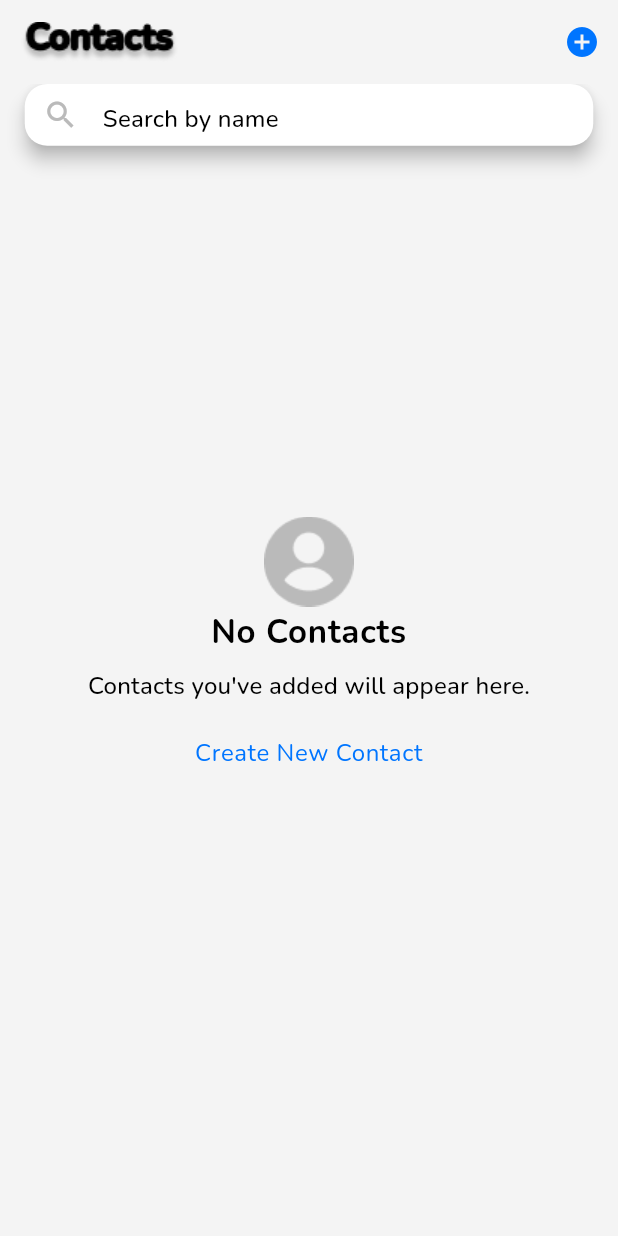
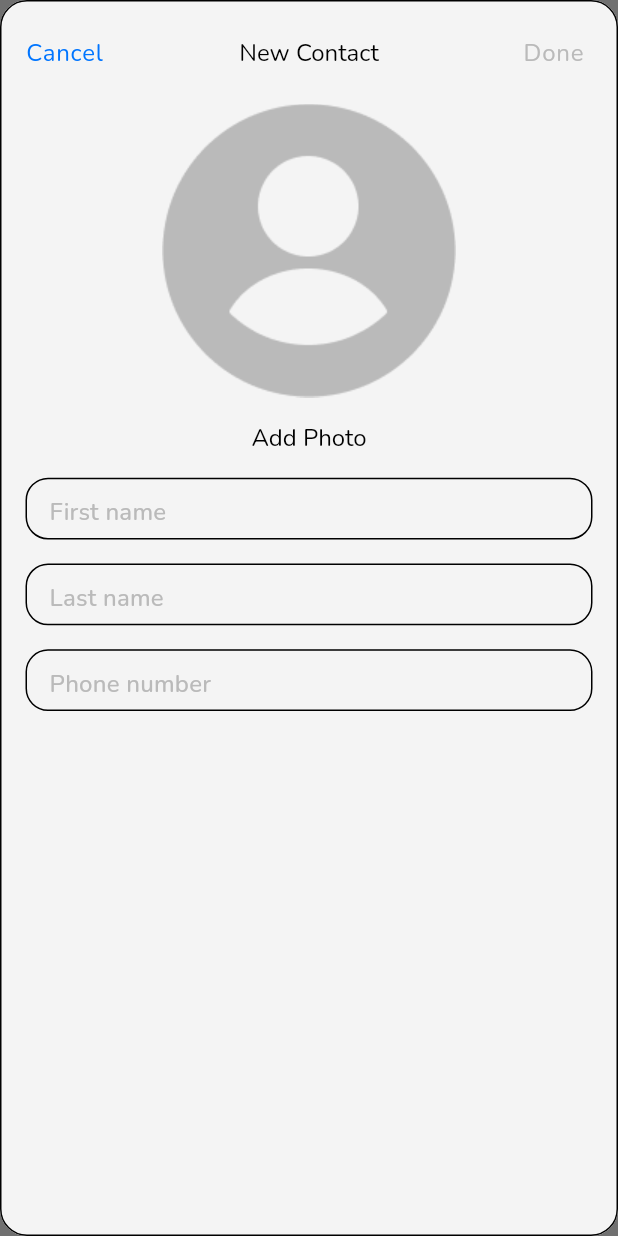
Before and after one commit to algorr/contactly, a Flutter app: the screen it shows after launch, after a tap on "Create New Contact", on a phone screen of 412 x 824 dp. Run offline on Flutter 3.47's test engine with Material 3 defaults, Android fonts, the light colour scheme and no system bars; our stand-ins replace google_fonts, image_picker.

Commit message:
home_view and add_contact UI's are completed

```diff
--- /dev/null
+++ b/lib/core/widgets/base_app_bar.dart
@@ -0,0 +1,41 @@
+import 'package:contactly/features/resources/index.dart';
+import 'package:flutter/material.dart';
+
+class BaseAppBar extends StatelessWidget implements PreferredSizeWidget {
+  final Size size;
+  final VoidCallback onPressed;
+
+  BaseAppBar({
+    Key? key,
+    required this.size,
+    required this.onPressed,
+  }) : super(key: key);
+
+  @override
+  Widget build(BuildContext context) {
+    return AppBar(
+      leadingWidth: size.width * .3,
+
+      /// Contacts Logo Image
+      leading: Padding(
+        padding: const EdgeInsets.only(left: AppPadding.p10),
+        child: Image.asset(
+          AssetsManager.imgContacts,
+        ),
+      ),
+      actions: [
+        /// Add New Contact Button
+        IconButton(
+          onPressed: onPressed,
+          icon: Icon(
+            Icons.add_circle_outlined,
+            color: ColorManager.blue,
+          ),
+        ),
+      ],
+    );
+  }
+
+  @override
+  Size get preferredSize => const Size.fromHeight(kToolbarHeight);
+}
--- a/lib/core/widgets/custom_text.dart
+++ b/lib/core/widgets/custom_text.dart
@@ -1,21 +1,15 @@
 import 'package:flutter/material.dart';
-import 'package:google_fonts/google_fonts.dart';
 
 class CustomText extends StatelessWidget {
   const CustomText({
     super.key,
     required this.text,
-    required this.color,
-    required this.fontSize,
     this.fontWeight,
     required this.style,
   });
 
   final String text;
-  final Color color;
-  final double fontSize;
   final TextStyle style;
-
   final FontWeight? fontWeight;
 
   @override
--- a/lib/core/widgets/custom_text_button.dart
+++ b/lib/core/widgets/custom_text_button.dart
@@ -5,16 +5,12 @@ class CustomTextButton extends StatelessWidget {
     super.key,
     required this.onPressed,
     required this.text,
-    required this.color,
-    required this.fontSize,
-    required this.fontWeight,
+    required this.style,
   });
 
   final VoidCallback onPressed;
   final String text;
-  final Color color;
-  final double fontSize;
-  final FontWeight fontWeight;
+  final TextStyle style;
 
   @override
   Widget build(BuildContext context) {
@@ -22,7 +18,7 @@ class CustomTextButton extends StatelessWidget {
       onPressed: onPressed,
       child: Text(
         text,
-        style: Theme.of(context).textTheme.bodySmall,
+        style: style,
         textAlign: TextAlign.center,
       ),
     );
--- a/lib/core/widgets/custom_text_form_field.dart
+++ b/lib/core/widgets/custom_text_form_field.dart
@@ -1,7 +1,8 @@
 import 'package:flutter/material.dart';
-
 import '../../features/resources/index.dart';
 
+/// The CustomTextFormField class is a custom text form field widget in Dart that allows for
+/// customization of prefix icon, hint text, label text, prefix icon color, and onChanged callback.
 class CustomTextFormField extends StatelessWidget {
   const CustomTextFormField({
     super.key,
@@ -30,7 +31,7 @@ class CustomTextFormField extends StatelessWidget {
           color: ColorManager.grey,
         ),
         hintText: AppStrings.searchBarHintText,
-        hintStyle: Theme.of(context).textTheme.titleMedium,
+        hintStyle: Theme.of(context).textTheme.headlineSmall,
         focusedBorder: const OutlineInputBorder(borderSide: BorderSide.none),
       ),
       onChanged: onChanged,
--- a/lib/features/resources/assets_manager.dart
+++ b/lib/features/resources/assets_manager.dart
@@ -1,4 +1,8 @@
 class AssetsManager {
+  // Home Asset Consts
   static String imgContacts = 'assets/images/img_contacts.png';
   static String noContactImage = 'assets/images/img_person.png';
+
+  // Add Contact Asset Consts
+  static String bigBlankImage = 'assets/images/img_big_person.png';
 }
--- a/lib/features/resources/string_manager.dart
+++ b/lib/features/resources/string_manager.dart
@@ -4,6 +4,14 @@ class AppStrings {
   static const String noContacts = 'No Contacts';
   static const String contactAppearHere =
       "Contacts you've added will appear here.";
+  static const String createContactButtonText = 'Create New Contact';
 
-  static const String createContactButtonText = 'Create New Contact';
+  /// Create Contact Const Strings
+  static const String firstNameHintText = 'First name';
+  static const String lastNameHintText = 'Last name';
+  static const String phoneHintText = 'Phone number';
+  static const String cancelText = 'Cancel';
+  static const String newContactText = 'New Contact';
+  static const String doneText = 'Done';
+  static const String addPhotoTitle = 'Add Photo';
 }
--- a/lib/features/resources/style_manager.dart
+++ b/lib/features/resources/style_manager.dart
@@ -19,7 +19,7 @@ TextStyle getRegularTextStyle(
 
 // light style
 TextStyle getLightTextStyle(
-    {double fontSize = FontSize.s12, required Color color}) {
+    {double fontSize = FontSize.s16, required Color color}) {
   return _getTextStyle(
       fontSize, FontConsts.fontFamily, FontWeightManager.light, color);
 }
--- a/lib/features/resources/theme_manager.dart
+++ b/lib/features/resources/theme_manager.dart
@@ -74,15 +74,16 @@ ThemeData getAppTheme() {
         bodyLarge: getLargeTextStyle(
           color: ColorManager.black,
         ),
-      labelLarge:
-          getLargeTextStyle(color: ColorManager.black, fontSize: FontSize.s40),
-      labelMedium: getLargeTextStyle(
-          color: ColorManager.primary, fontSize: FontSize.s22),
-      titleLarge:
-          getLargeTextStyle(color: ColorManager.white, fontSize: FontSize.s16),
-      headlineMedium: getLargeTextStyle(
-          color: ColorManager.primary, fontSize: FontSize.s18),
-    ),
+        labelLarge: getLargeTextStyle(
+            color: ColorManager.black, fontSize: FontSize.s40),
+        labelMedium: getRegularTextStyle(
+            color: ColorManager.blue, fontSize: FontSize.s16),
+        titleLarge: getLargeTextStyle(
+            color: ColorManager.white, fontSize: FontSize.s16),
+        headlineMedium: getLightTextStyle(
+            color: ColorManager.black, fontSize: FontSize.s16),
+        headlineSmall: getRegularTextStyle(
+            color: ColorManager.grey, fontSize: FontSize.s16)),
 
     //Input Decoration Theme
     inputDecorationTheme: InputDecorationTheme(
--- a/lib/features/view/home/home_view.dart
+++ b/lib/features/view/home/home_view.dart
@@ -1,38 +1,27 @@
-import 'package:contactly/core/widgets/custom_sized_box.dart';
-import 'package:contactly/core/widgets/custom_text.dart';
-import 'package:contactly/core/widgets/custom_text_button.dart';
+import 'package:contactly/core/widgets/base_app_bar.dart';
 import 'package:contactly/core/widgets/custom_text_form_field.dart';
 import 'package:contactly/features/resources/index.dart';
+import 'package:contactly/features/view/home/widgets/home_no_contact_column.dart';
 import 'package:flutter/material.dart';
+import 'package:image_picker/image_picker.dart';
+import 'mixin/add_new_contact_mixin.dart';
 
-class HomeView extends StatelessWidget {
-  const HomeView({super.key});
+class HomeView extends StatelessWidget with AddNewContactMixin {
+  HomeView({super.key});
+
+  final ImagePicker _picker = ImagePicker();
 
   @override
   Widget build(BuildContext context) {
     Size size = MediaQuery.of(context).size;
     return Scaffold(
       backgroundColor: ColorManager.primary,
-      appBar: AppBar(
-        leadingWidth: size.width * .3,
 
-        /// Contacts Logo Image
-        leading: Padding(
-          padding: const EdgeInsets.only(left: AppPadding.p10),
-          child: Image.asset(
-            AssetsManager.imgContacts,
-          ),
-        ),
-        actions: [
-          /// Add New Contact Button
-          IconButton(
-            onPressed: () {},
-            icon: Icon(
-              Icons.add_circle_outlined,
-              color: ColorManager.blue,
-            ),
-          ),
-        ],
+      /// The `appBar: BaseAppBar(size: size, onPressed: () {}),` in the `Scaffold` of the `HomeView`
+      /// widget is setting the app bar for the screen.
+      appBar: BaseAppBar(
+        size: size,
+        onPressed: () {},
       ),
       body: SafeArea(
         child: Column(
@@ -48,7 +37,8 @@ class HomeView extends StatelessWidget {
                   shadowColor: ColorManager.grey,
                   color: ColorManager.white,
 
-                  /// Search Bar
+                  /// This part of the code is creating a `CustomTextFormField` widget with a hint text
+                  /// and a prefix icon.
                   child: CustomTextFormField(
                     hintText: AppStrings.searchBarHintText,
                     prefixIcon: Icon(
@@ -62,44 +52,12 @@ class HomeView extends StatelessWidget {
             SizedBox(
               height: size.height * .3,
             ),
-            Column(
-              children: [
-                /// No Contacts Image
-                Image.asset(AssetsManager.noContactImage),
 
-                /// No Contacts Text
-                CustomText(
-                  text: AppStrings.noContacts,
-                  color: ColorManager.black,
-                  fontSize: FontSize.s25,
-                  fontWeight: FontWeight.bold,
-                  style: Theme.of(context).textTheme.bodyLarge!,
-                ),
-                CustomSizedBox(
-                  size: size,
-                  heightParam: .01,
-                ),
-
-                /// No Contacts Text Appear Information
-                CustomText(
-                    text: AppStrings.contactAppearHere,
-                    color: ColorManager.black,
-                    fontSize: FontSize.s16,
-                    style: Theme.of(context).textTheme.titleMedium!),
-                CustomSizedBox(
-                  size: size,
-                  heightParam: .01,
-                ),
-
-                /// Create New Contact Text Button
-                CustomTextButton(
-                  onPressed: () {},
-                  text: AppStrings.createContactButtonText,
-                  color: ColorManager.blue,
-                  fontSize: FontSize.s14,
-                  fontWeight: FontWeight.normal,
-                ),
-              ],
+            /// The `HomeNoContactColumn` widget is being used in the `HomeView` to display a column of
+            /// UI elements related to the scenario where there are no contacts available.
+            HomeNoContactColumn(
+              size: size,
+              picker: _picker,
             ),
           ],
         ),
--- /dev/null
+++ b/lib/features/view/home/mixin/add_new_contact_mixin.dart
@@ -0,0 +1,28 @@
+import 'package:flutter/material.dart';
+import 'package:image_picker/image_picker.dart';
+import '../../../resources/index.dart';
+import '../widgets/add_contact_main_container.dart';
+
+mixin AddNewContactMixin {
+  Future<dynamic> addContactBottomSheet(
+      BuildContext context, Size size, ImagePicker imagePicker) {
+    return showModalBottomSheet(
+      backgroundColor: ColorManager.primary,
+      useSafeArea: true,
+      elevation: AppSize.s20,
+      isScrollControlled: true,
+      shape:
+          OutlineInputBorder(borderRadius: BorderRadius.circular(AppSize.s18)),
+      context: context,
+      builder: (context) {
+        /// `return AddContactMainContainer(size: size);` is creating an instance of the
+        /// `AddContactMainContainer` widget with the provided `size` parameter and returning it. This
+        /// widget likely represents the main container for adding a new contact and is being displayed
+        /// within the modal bottom sheet when the `addContactBottomSheet` function is called.
+        return AddContactMainContainer(
+          size: size,
+        );
+      },
+    );
+  }
+}
--- /dev/null
+++ b/lib/features/view/home/widgets/add_contact_bottom_sheet_buttons_row.dart
@@ -0,0 +1,39 @@
+import 'package:flutter/material.dart';
+
+import '../../../../core/widgets/custom_text_button.dart';
+import '../../../resources/index.dart';
+
+/// The `AddContactBottomSheetButtonsRow` class in Dart defines a row of custom text buttons for adding
+/// contacts with different functionalities.
+class AddContactBottomSheetButtonsRow extends StatelessWidget {
+  const AddContactBottomSheetButtonsRow({
+    super.key,
+  });
+
+  @override
+  Widget build(BuildContext context) {
+    return Row(
+      mainAxisAlignment: MainAxisAlignment.spaceBetween,
+      children: [
+        CustomTextButton(
+          onPressed: () {},
+          text: AppStrings.cancelText,
+          style: Theme.of(context).textTheme.labelMedium!,
+        ),
+        CustomTextButton(
+          onPressed: () {},
+          text: AppStrings.newContactText,
+          style: Theme.of(context).textTheme.headlineMedium!,
+        ),
+        CustomTextButton(
+          onPressed: () {},
+          text: AppStrings.doneText,
+          style: Theme.of(context)
+              .textTheme
+              .labelMedium!
+              .copyWith(color: ColorManager.grey),
+        ),
+      ],
+    );
+  }
+}
--- /dev/null
+++ b/lib/features/view/home/widgets/add_contact_form_field.dart
@@ -0,0 +1,32 @@
+import 'package:flutter/material.dart';
+import '../../../resources/index.dart';
+
+class AddContactFormField extends StatelessWidget {
+  const AddContactFormField(
+      {super.key, required this.hintText, this.onChanged});
+  final String hintText;
+  final Function(String)? onChanged;
+
+  @override
+  Widget build(BuildContext context) {
+    return TextFormField(
+      onChanged: onChanged,
+      cursorColor: ColorManager.black,
+      cursorHeight: AppSize.s20,
+      decoration: InputDecoration(
+        border: OutlineInputBorder(borderRadius: BorderRadius.circular(10)),
+        hintText: hintText,
+        hintStyle: Theme.of(context)
+            .textTheme
+            .titleMedium
+            ?.copyWith(color: ColorManager.grey),
+        focusedBorder: OutlineInputBorder(
+            borderRadius: BorderRadius.circular(AppSize.s15)),
+        enabledBorder: OutlineInputBorder(
+            borderRadius: BorderRadius.circular(AppSize.s15)),
+        disabledBorder: OutlineInputBorder(
+            borderRadius: BorderRadius.circular(AppSize.s15)),
+      ),
+    );
+  }
+}
--- /dev/null
+++ b/lib/features/view/home/widgets/add_contact_form_field_column.dart
@@ -0,0 +1,50 @@
+import 'package:contactly/features/resources/index.dart';
+import 'package:contactly/features/view/home/widgets/add_contact_form_field.dart';
+import 'package:flutter/material.dart';
+
+class AddContactFormFieldColumn extends StatelessWidget {
+  const AddContactFormFieldColumn({
+    super.key,
+    required this.size,
+  });
+
+  final Size size;
+
+  @override
+  Widget build(BuildContext context) {
+    return Column(
+      children: [
+        Padding(
+          padding: const EdgeInsets.all(AppSize.s16),
+          child: SizedBox(
+            height: size.height * .05,
+            child: AddContactFormField(
+              hintText: AppStrings.firstNameHintText,
+              onChanged: (value) {},
+            ),
+          ),
+        ),
+        Padding(
+          padding: const EdgeInsets.symmetric(horizontal: AppSize.s16),
+          child: SizedBox(
+            height: size.height * .05,
+            child: AddContactFormField(
+              hintText: AppStrings.lastNameHintText,
+              onChanged: (value) {},
+            ),
+          ),
+        ),
+        Padding(
+          padding: const EdgeInsets.all(AppSize.s16),
+          child: SizedBox(
+            height: size.height * .05,
+            child: AddContactFormField(
+              hintText: AppStrings.phoneHintText,
+              onChanged: (value) {},
+            ),
+          ),
+        ),
+      ],
+    );
+  }
+}
--- /dev/null
+++ b/lib/features/view/home/widgets/add_contact_main_container.dart
@@ -0,0 +1,53 @@
+import 'package:contactly/core/widgets/custom_text.dart';
+import 'package:contactly/features/resources/index.dart';
+import 'package:contactly/features/view/home/widgets/add_contact_form_field_column.dart';
+import 'package:flutter/material.dart';
+import 'add_contact_bottom_sheet_buttons_row.dart';
+
+/// The `AddContactMainContainer` class is a StatelessWidget in Dart that represents a container for
+/// adding contacts with specific styling and child widgets.
+class AddContactMainContainer extends StatelessWidget {
+  const AddContactMainContainer({
+    super.key,
+    required this.size,
+  });
+
+  final Size size;
+
+  @override
+  Widget build(BuildContext context) {
+    return AnimatedContainer(
+      decoration: BoxDecoration(
+        color: ColorManager.primary,
+        borderRadius: BorderRadius.circular(AppSize.s18),
+        border:
+            Border.all(style: BorderStyle.none, color: ColorManager.primary),
+      ),
+      width: size.width,
+      height: size.height,
+      duration: const Duration(seconds: 1),
+      child: Column(
+        children: [
+          const Padding(
+            padding: EdgeInsets.all(AppPadding.p10),
+            child: AddContactBottomSheetButtonsRow(),
+          ),
+          Image.asset(AssetsManager.bigBlankImage),
+          SizedBox(
+            height: size.height * 0.02,
+          ),
+          CustomText(
+            text: AppStrings.addPhotoTitle,
+            style: Theme.of(context).textTheme.headlineMedium!,
+          ),
+          AddContactFormFieldColumn(
+            size: size,
+          ),
+          SizedBox(
+            height: size.height * 0.02,
+          )
+        ],
+      ),
+    );
+  }
+}
--- /dev/null
+++ b/lib/features/view/home/widgets/home_no_contact_column.dart
@@ -0,0 +1,56 @@
+import 'package:contactly/core/widgets/custom_text_button.dart';
+import 'package:contactly/features/resources/index.dart';
+import 'package:flutter/material.dart';
+import 'package:image_picker/image_picker.dart';
+import '../../../../core/widgets/custom_sized_box.dart';
+import '../../../../core/widgets/custom_text.dart';
+import '../mixin/add_new_contact_mixin.dart';
+
+class HomeNoContactColumn extends StatelessWidget with AddNewContactMixin {
+  const HomeNoContactColumn(
+      {super.key, required this.size, required this.picker});
+
+  final Size size;
+  final ImagePicker picker;
+
+  @override
+  Widget build(BuildContext context) {
+    return Column(
+      children: [
+        /// No Contacts Image
+        Image.asset(AssetsManager.noContactImage),
+
+        /// No Contacts Text
+        CustomText(
+          text: AppStrings.noContacts,
+          /*  color: ColorManager.black,
+                  fontSize: FontSize.s25, */
+          fontWeight: FontWeight.bold,
+          style: Theme.of(context).textTheme.bodyLarge!,
+        ),
+        CustomSizedBox(
+          size: size,
+          heightParam: .01,
+        ),
+
+        /// No Contacts Text Appear Information
+        CustomText(
+            text: AppStrings.contactAppearHere,
+            /* color: ColorManager.black,
+                    fontSize: FontSize.s16, */
+            style: Theme.of(context).textTheme.titleMedium!),
+        CustomSizedBox(
+          size: size,
+          heightParam: .01,
+        ),
+
+        /// Create New Contact Text Button
+        CustomTextButton(
+          onPressed: () => addContactBottomSheet(context, size, picker),
+          text: AppStrings.createContactButtonText,
+          style: Theme.of(context).textTheme.bodySmall!,
+        ),
+      ],
+    );
+  }
+}
--- a/lib/main.dart
+++ b/lib/main.dart
@@ -1,6 +1,5 @@
 import 'package:contactly/features/view/home/home_view.dart';
 import 'package:flutter/material.dart';
-
 import 'features/resources/index.dart';
 
 void main() {
@@ -14,9 +13,10 @@ class MyApp extends StatelessWidget {
   @override
   Widget build(BuildContext context) {
     return MaterialApp(
-      title: 'Flutter Demo',
+      debugShowCheckedModeBanner: false,
+      title: 'Contactly',
       theme: getAppTheme(),
-      home: const HomeView(),
+      home: HomeView(),
     );
   }
 }
--- a/pubspec.yaml
+++ b/pubspec.yaml
@@ -19,6 +19,7 @@ dependencies:
   # Use with the CupertinoIcons class for iOS style icons.
   cupertino_icons: ^1.0.6
   google_fonts: ^6.2.1
+  image_picker: ^1.1.1
 
 
 
```
Also changed, not shown: assets/images/img_big_person.png (added), pubspec.lock, 8 other files. Lines whose indentation alone changed are shown as unchanged.
